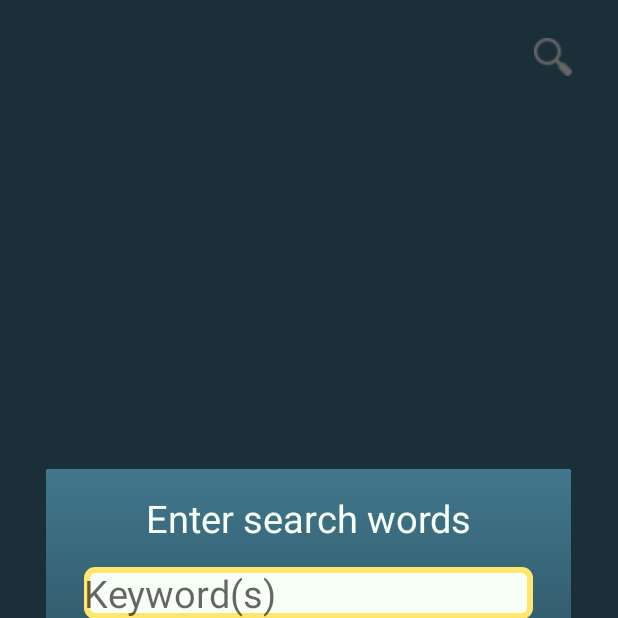
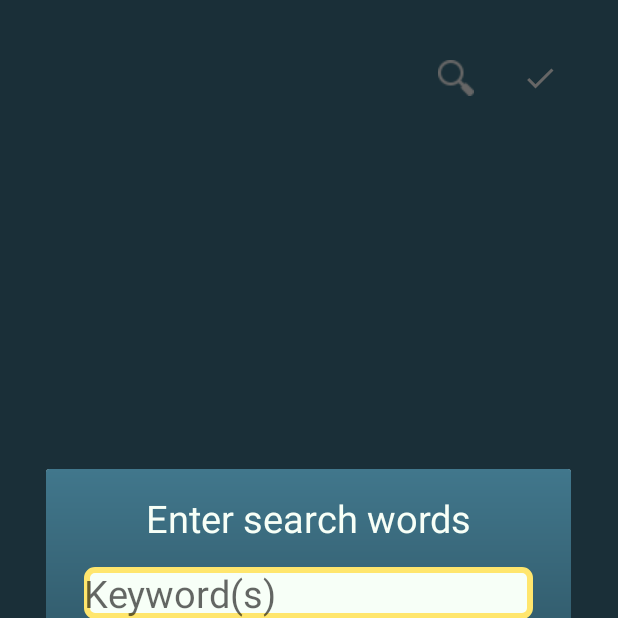
Before and after one commit to VDDDoan/findDaMatch, an Android app: the PhotoGalleryActivity screen opened directly, with no data from a screen before it, after a tap on an icon or button, on a phone screen of 412 x 824 dp, the top half of it. Run offline under Robolectric (Android 15) with nearby library versions, the phone set to English and light mode, and no system bars.

Commit message:
Add multiple selection and refactor save logic

```diff
--- a/app/src/main/java/com/cmpt276/finddamatch/model/FlickrImagesManager.java
+++ b/app/src/main/java/com/cmpt276/finddamatch/model/FlickrImagesManager.java
@@ -5,6 +5,7 @@ import android.graphics.Bitmap;
 
 import androidx.annotation.NonNull;
 
+import java.net.URL;
 import java.util.ArrayList;
 import java.util.Iterator;
 import java.util.List;
@@ -37,7 +38,6 @@ public class FlickrImagesManager implements Iterable<Bitmap> {
             //fileLocation.setFileName(fileId[i]);
             System.out.println("load file id at " + i);
             flickrImages.add(fileLocation.load(fileId[i]));
-            System.out.println(i + " size: " + flickrImages.size() + "\n");
         }
     }
 
@@ -47,10 +47,11 @@ public class FlickrImagesManager implements Iterable<Bitmap> {
         return flickrImages.iterator();
     }
 
-    public void add (Bitmap image){
+    public void add(Bitmap image, URL url_value){
         UUID random = UUID.randomUUID();
         //fileLocation.setFileName(random.toString());
         fileLocation.save(image, String.valueOf(image.getByteCount()));
+        flickrImages.add(image);
     }
 
     public List<Bitmap> getBitmaps() {
--- a/app/src/main/java/com/cmpt276/finddamatch/model/SaveImages.java
+++ b/app/src/main/java/com/cmpt276/finddamatch/model/SaveImages.java
@@ -37,13 +37,12 @@ public class SaveImages {
         return this;
     }
 
-    public void save(Bitmap bitmapImage, String nameFile) {
+    public void save(Bitmap bitmapImage, String fileName) {
         FileOutputStream fos = null;
         try {
             //fos = new FileOutputStream(createFile());
-            fos = context.openFileOutput(nameFile, Context.MODE_PRIVATE);
+            fos = context.openFileOutput(fileName, Context.MODE_PRIVATE);
             bitmapImage.compress(Bitmap.CompressFormat.PNG, 100, fos);
-            System.out.println("saved");
         } catch (Exception e) {
             e.printStackTrace();
         } finally {
--- a/app/src/main/java/com/cmpt276/finddamatch/ui/MainMenuActivity.java
+++ b/app/src/main/java/com/cmpt276/finddamatch/ui/MainMenuActivity.java
@@ -36,6 +36,7 @@ public class MainMenuActivity extends AppCompatActivity {
     @Override
     protected void onCreate(Bundle savedInstanceState) {
         super.onCreate(savedInstanceState);
+        /*
         if(locker == 0) {
             try {
                 ManagerUpdate();
@@ -44,6 +45,8 @@ public class MainMenuActivity extends AppCompatActivity {
                 e.printStackTrace();
             }
         }
+
+         */
         setContentView(R.layout.activity_main_menu);
 
         cloud = findViewById(R.id.img_menu_cloud);
@@ -78,6 +81,7 @@ public class MainMenuActivity extends AppCompatActivity {
         animationX.setRepeatCount(ObjectAnimator.INFINITE);
         animationX.start();
     }
+
     private void ManagerUpdate() throws IOException {
         String filename = Objects.requireNonNull(getExternalCacheDir()).getAbsolutePath() + "/gameRecord.txt";//path of file
         File file = new File(filename);
--- a/app/src/main/java/com/cmpt276/finddamatch/ui/PhotoGalleryActivity.java
+++ b/app/src/main/java/com/cmpt276/finddamatch/ui/PhotoGalleryActivity.java
@@ -15,7 +15,6 @@ import com.cmpt276.finddamatch.R;
 
 public class PhotoGalleryActivity extends AppCompatActivity implements DialogFlickrSearch.SearchDialogListener {
     private static String searchWord;
-    private ImageView search;
 
     public static Intent newIntent(Context packageContext) {
         Intent intent = new Intent(packageContext, PhotoGalleryActivity.class);
@@ -30,14 +29,19 @@ public class PhotoGalleryActivity extends AppCompatActivity implements DialogFli
     protected void onCreate(Bundle savedInstanceState){
         super.onCreate(savedInstanceState);
         setContentView(R.layout.layout_photo_gallery);
-        search = findViewById(R.id.search_Button);
+
+        ImageView search = findViewById(R.id.search_Button);
         search.setColorFilter(Color.argb(255, 255, 255, 255));
         search.setOnClickListener(v->{
             showDialog();
         });
         showDialog();
     }
+    private saveInterface listener;
 
+    public interface saveInterface {
+        void saveImagesToDeck();
+    }
 
     @Override
     public void onFinishSearchDialog(String inputText, boolean newSearch) {
@@ -52,11 +56,24 @@ public class PhotoGalleryActivity extends AppCompatActivity implements DialogFli
                 fm.beginTransaction()
                         .add(R.id.fragment_container, fragment)
                         .commit();
-            }else{
+            } else {
                 fragment = PhotoGalleryFragment.newInstance();
                 fm.beginTransaction().replace(R.id.fragment_container, fragment).commit();
             }
+            listener = (saveInterface) fragment;
         }
+
+        ImageView done = findViewById(R.id.btn_save_images);
+        done.setOnClickListener(v -> {
+            listener.saveImagesToDeck();
+            Toast.makeText(this, "Saved!", Toast.LENGTH_SHORT).show();
+        });
+    }
+
+    @Override
+    public void onBackPressed() {
+        super.onBackPressed();
+        finish();
     }
 
     private void showDialog(){
--- /dev/null
+++ b/app/src/main/res/drawable/ic_baseline_check_24.xml
@@ -0,0 +1,5 @@
+<vector android:height="24dp" android:tint="#FFFFFF"
+    android:viewportHeight="24" android:viewportWidth="24"
+    android:width="24dp" xmlns:android="http://schemas.android.com/apk/res/android">
+    <path android:fillColor="@android:color/white" android:pathData="M9,16.17L4.83,12l-1.42,1.41L9,19 21,7l-1.41,-1.41z"/>
+</vector>
--- a/app/src/main/res/layout/layout_photo_gallery.xml
+++ b/app/src/main/res/layout/layout_photo_gallery.xml
@@ -7,13 +7,28 @@
     android:layout_height="match_parent"
     android:id="@+id/fragment_container"
     android:background="@color/colorCharcoalLite">
+
     <ImageView
         android:id="@+id/search_Button"
-        android:layout_width="36dp"
-        android:layout_height="25dp"
-        android:layout_marginTop="25dp"
-        android:layout_marginEnd="25dp"
+        android:layout_width="wrap_content"
+        android:layout_height="wrap_content"
+        android:layout_marginTop="32dp"
+        android:layout_marginEnd="16dp"
+        android:padding="8dp"
+        android:tint="@color/colorWhite"
+        app:layout_constraintEnd_toStartOf="@+id/btn_save_images"
+        app:layout_constraintTop_toTopOf="parent"
+        app:srcCompat="@drawable/search" />
+
+    <ImageView
+        android:id="@+id/btn_save_images"
+        android:layout_width="wrap_content"
+        android:layout_height="wrap_content"
+        android:layout_marginTop="32dp"
+        android:layout_marginEnd="32dp"
+        android:padding="8dp"
         app:layout_constraintEnd_toEndOf="parent"
         app:layout_constraintTop_toTopOf="parent"
-        app:srcCompat="@drawable/search" />
+        app:srcCompat="@drawable/ic_baseline_check_24" />
+
 </androidx.constraintlayout.widget.ConstraintLayout>
```
Also changed, not shown: app/src/main/java/com/cmpt276/finddamatch/ui/FlickrDeckActivity.java (+1 -6 lines), app/src/main/java/com/cmpt276/finddamatch/ui/PhotoGalleryFragment.java (+44 -33 lines).
